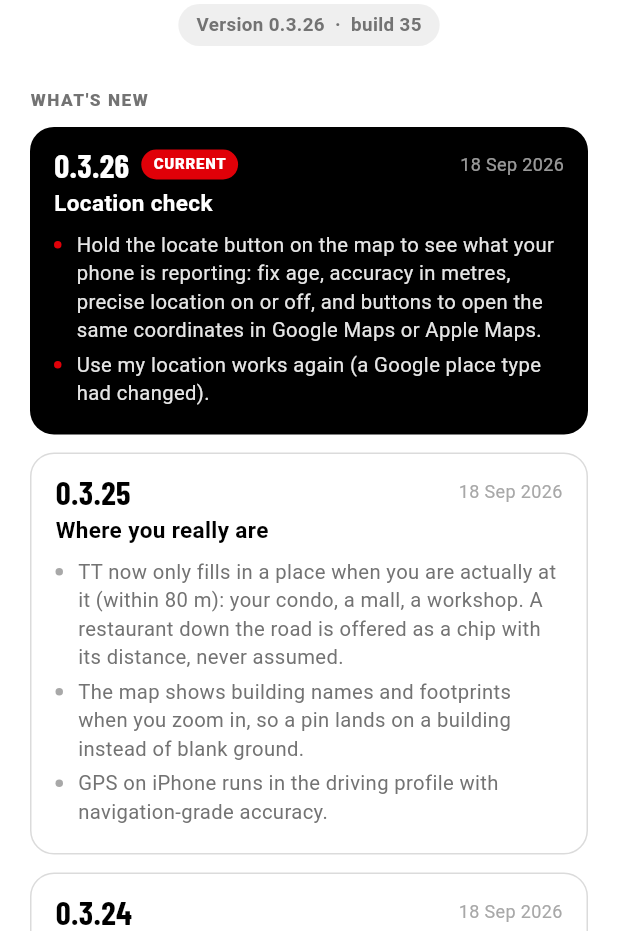
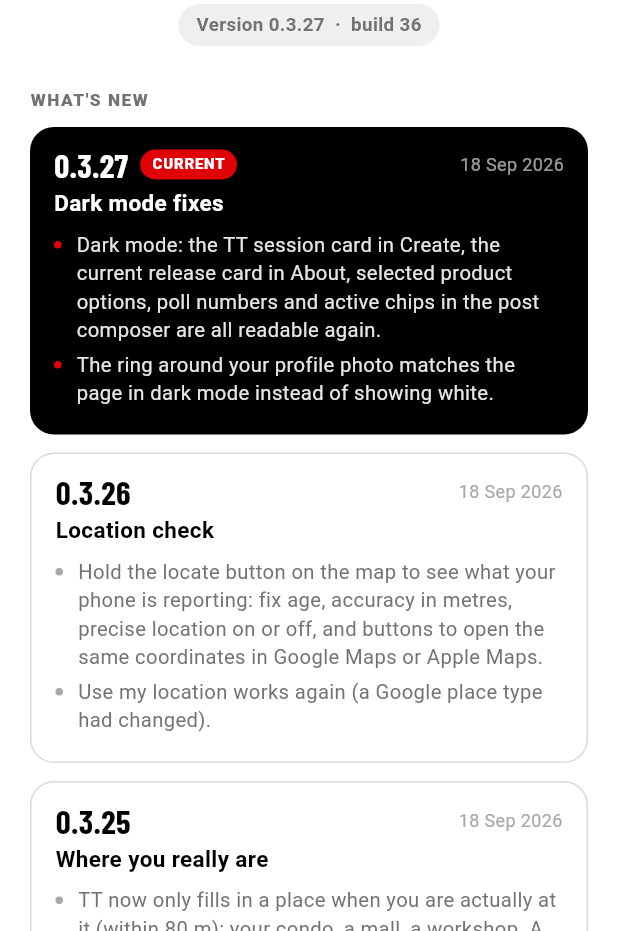
Before and after one commit to CreatiqAI/TTSpot, a Flutter app: the AboutScreen screen opened directly, on a phone screen of 412 x 824 dp, the part 305-1236 px from its top. Run offline on Flutter 3.47's test engine with Material 3 defaults, Android fonts, the phone set to English and light mode, and no system bars; our stand-ins replace flutter_riverpod, geolocator, go_router, google_maps_flutter, google_sign_in, image_picker and 4 more; missing offline and left inert: mobile_scanner, record; accounts and stored records are empty.

Commit message:
0.3.27: dark-mode contrast fixes (create tile, about card, variant chips, poll numbers, avatar ring)
Co-Authored-By: Claude Opus 5 (1M context) <noreply@anthropic.com>

```diff
--- a/lib/core/config/app_version.dart
+++ b/lib/core/config/app_version.dart
@@ -1,3 +1,3 @@
 /// Bumped together with pubspec.yaml's `version:` (see CHANGELOG.md).
-const kAppVersion = '0.3.26';
-const kAppBuild = 35;
+const kAppVersion = '0.3.27';
+const kAppBuild = 36;
--- a/lib/core/config/release_notes.dart
+++ b/lib/core/config/release_notes.dart
@@ -9,6 +9,15 @@ class ReleaseNote {
 }
 
 const kReleaseNotes = <ReleaseNote>[
+  ReleaseNote(
+    version: '0.3.27',
+    date: '18 Sep 2026',
+    title: 'Dark mode fixes',
+    points: [
+      'Dark mode: the TT session card in Create, the current release card in About, selected product options, poll numbers and active chips in the post composer are all readable again.',
+      'The ring around your profile photo matches the page in dark mode instead of showing white.',
+    ],
+  ),
   ReleaseNote(
     version: '0.3.26',
     date: '18 Sep 2026',
--- a/lib/features/profile/presentation/widgets/profile_header.dart
+++ b/lib/features/profile/presentation/widgets/profile_header.dart
@@ -78,7 +78,7 @@ class ProfileHeader extends StatelessWidget {
             decoration: BoxDecoration(shape: BoxShape.circle, color: live ? AppColors.brand : AppColors.border),
             child: Container(
               padding: const EdgeInsets.all(3),
-              decoration: const BoxDecoration(shape: BoxShape.circle, color: Colors.white),
+              decoration: BoxDecoration(shape: BoxShape.circle, color: AppColors.bg),
               child: UserAvatar(url: p.avatarUrl, name: name, size: 84),
             ),
           ),
--- a/lib/features/settings/presentation/about_screen.dart
+++ b/lib/features/settings/presentation/about_screen.dart
@@ -89,7 +89,7 @@ class _Release extends StatelessWidget {
                   child: const Text('CURRENT', style: TextStyle(color: Colors.white, fontSize: 10, fontWeight: FontWeight.w800, letterSpacing: .5)),
                 ),
               const Spacer(),
-              Text(note.date, style: TextStyle(fontSize: 12, color: current ? Colors.white60 : AppColors.textMuted)),
+              Text(note.date, style: TextStyle(fontSize: 12, color: current ? AppColors.onInk.withValues(alpha: 0.6) : AppColors.textMuted)),
             ],
           ),
           const SizedBox(height: 4),
@@ -106,7 +106,7 @@ class _Release extends StatelessWidget {
                     child: Container(width: 5, height: 5, decoration: BoxDecoration(shape: BoxShape.circle, color: current ? AppColors.brand : AppColors.textMuted)),
                   ),
                   const SizedBox(width: 10),
-                  Expanded(child: Text(p, style: TextStyle(fontSize: 13.5, height: 1.4, color: current ? Colors.white.withValues(alpha: 0.9) : AppColors.textSecondary))),
+                  Expanded(child: Text(p, style: TextStyle(fontSize: 13.5, height: 1.4, color: current ? AppColors.onInk.withValues(alpha: 0.9) : AppColors.textSecondary))),
                 ],
               ),
             ),
--- a/lib/features/social/presentation/create_hub_sheet.dart
+++ b/lib/features/social/presentation/create_hub_sheet.dart
@@ -116,7 +116,7 @@ class _Big extends StatelessWidget {
                 const SizedBox(height: 14),
                 Text(title, style: TextStyle(fontSize: 17, fontWeight: FontWeight.w800, color: fg)),
                 const SizedBox(height: 2),
-                Text(subtitle, style: TextStyle(fontSize: 12, color: dark ? Colors.white70 : AppColors.textSecondary)),
+                Text(subtitle, style: TextStyle(fontSize: 12, color: dark ? AppColors.onInk.withValues(alpha: 0.7) : AppColors.textSecondary)),
               ],
             ),
           ),
--- a/lib/features/social/presentation/create_post_screen.dart
+++ b/lib/features/social/presentation/create_post_screen.dart
@@ -337,7 +337,7 @@ class _CreatePostScreenState extends ConsumerState<CreatePostScreen> {
                 ListTile(
                   dense: true,
                   contentPadding: EdgeInsets.zero,
-                  leading: CircleAvatar(radius: 12, backgroundColor: AppColors.textPrimary, child: Text('${i + 1}', style: const TextStyle(color: Colors.white, fontSize: 12))),
+                  leading: CircleAvatar(radius: 12, backgroundColor: AppColors.textPrimary, child: Text('${i + 1}', style: TextStyle(color: AppColors.onInk, fontSize: 12))),
                   title: Text(_stops[i].name),
                   trailing: IconButton(icon: const Icon(AppIcons.x, size: 20), onPressed: () => setState(() => _stops.removeAt(i))),
                 ),
@@ -653,11 +653,11 @@ class _TagChip extends StatelessWidget {
         child: Row(
           mainAxisSize: MainAxisSize.min,
           children: [
-            Icon(icon, size: 16, color: active ? Colors.white : AppColors.textPrimary),
+            Icon(icon, size: 16, color: active ? AppColors.onInk : AppColors.textPrimary),
             const SizedBox(width: 6),
             ConstrainedBox(
               constraints: const BoxConstraints(maxWidth: 160),
-              child: Text(label, maxLines: 1, overflow: TextOverflow.ellipsis, style: TextStyle(fontSize: 13, fontWeight: FontWeight.w600, color: active ? Colors.white : AppColors.textPrimary)),
+              child: Text(label, maxLines: 1, overflow: TextOverflow.ellipsis, style: TextStyle(fontSize: 13, fontWeight: FontWeight.w600, color: active ? AppColors.onInk : AppColors.textPrimary)),
             ),
           ],
         ),
--- a/lib/features/social/presentation/post_detail_screen.dart
+++ b/lib/features/social/presentation/post_detail_screen.dart
@@ -272,7 +272,7 @@ class _GuideMap extends StatelessWidget {
               padding: const EdgeInsets.symmetric(vertical: 4),
               child: Row(
                 children: [
-                  CircleAvatar(radius: 11, backgroundColor: AppColors.textPrimary, child: Text('${i + 1}', style: const TextStyle(color: Colors.white, fontSize: 11, fontWeight: FontWeight.w700))),
+                  CircleAvatar(radius: 11, backgroundColor: AppColors.textPrimary, child: Text('${i + 1}', style: TextStyle(color: AppColors.onInk, fontSize: 11, fontWeight: FontWeight.w700))),
                   const SizedBox(width: 10),
                   Expanded(child: Text(stops[i].name, style: const TextStyle(fontSize: 14.5, fontWeight: FontWeight.w500))),
                 ],
--- a/lib/features/vendors/presentation/widgets/product_sheet.dart
+++ b/lib/features/vendors/presentation/widgets/product_sheet.dart
@@ -326,7 +326,7 @@ class _OptionChip extends StatelessWidget {
         child: Container(
           padding: EdgeInsets.fromLTRB(option.photoUrl == null ? 12 : 4, 4, 12, 4),
           decoration: BoxDecoration(
-            color: selected ? AppColors.textPrimary : Colors.white,
+            color: selected ? AppColors.textPrimary : AppColors.surface,
             borderRadius: BorderRadius.circular(999),
             border: Border.all(color: selected ? AppColors.textPrimary : AppColors.border),
           ),
@@ -337,10 +337,10 @@ class _OptionChip extends StatelessWidget {
                 ClipOval(child: Image(image: imageFor(option.photoUrl!), width: 28, height: 28, fit: BoxFit.cover)),
                 const SizedBox(width: 8),
               ],
-              Text(option.label, style: TextStyle(fontWeight: FontWeight.w700, fontSize: 13, color: selected ? Colors.white : AppColors.textPrimary)),
+              Text(option.label, style: TextStyle(fontWeight: FontWeight.w700, fontSize: 13, color: selected ? AppColors.onInk : AppColors.textPrimary)),
               if (option.price != null) ...[
                 const SizedBox(width: 6),
-                Text(rm(option.price!), style: TextStyle(fontSize: 12, fontWeight: FontWeight.w600, color: selected ? Colors.white70 : AppColors.textSecondary)),
+                Text(rm(option.price!), style: TextStyle(fontSize: 12, fontWeight: FontWeight.w600, color: selected ? AppColors.onInk.withValues(alpha: 0.7) : AppColors.textSecondary)),
               ],
             ],
           ),
--- a/pubspec.yaml
+++ b/pubspec.yaml
@@ -1,7 +1,7 @@
 name: car_meet
 description: "Malaysian car community app — discover meets, TT sessions and convoys on a map."
 publish_to: 'none'
-version: 0.3.26+35
+version: 0.3.27+36
 
 environment:
   sdk: ^3.13.2
```
Also changed, not shown: 3 other files.
